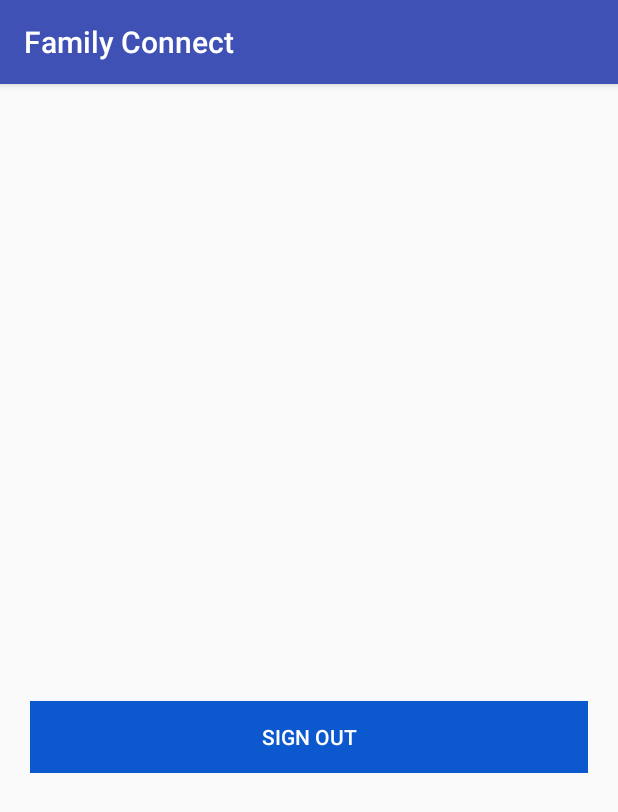
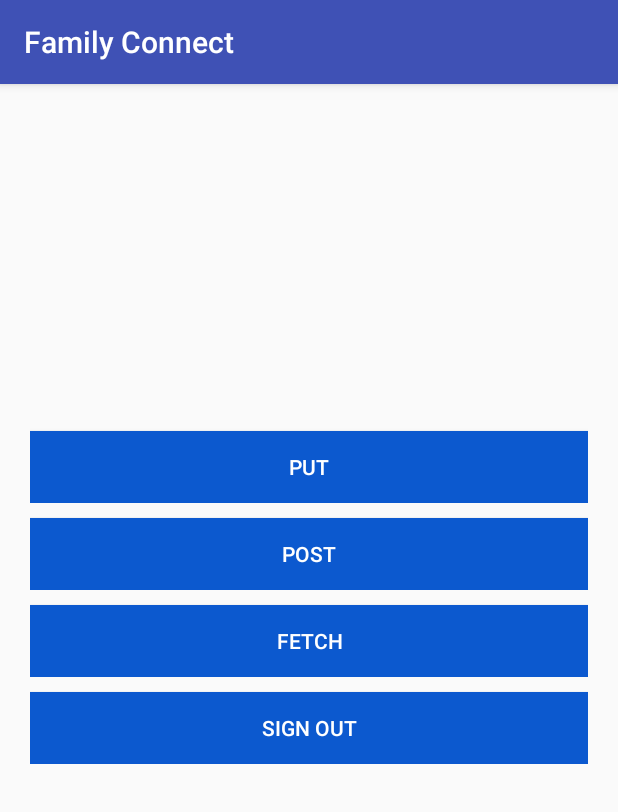
Before and after one commit to JHiggins26/FamilyConnectApp-1, an Android app: the UserMainArea screen opened directly, with no data from a screen before it, on a phone screen of 412 x 824 dp. Shown: the top 812 px of the screen. Run offline under Robolectric (Android 15) with nearby library versions, the phone set to English and light mode, and no system bars; our stand-ins replace Volley; libraries missing offline, so code that uses them is left out: com.android.volley; pictures from the network do not load.

Commit message:
Added Rest UI

```diff
--- a/app/build.gradle
+++ b/app/build.gradle
@@ -20,7 +20,7 @@ android {
 }
 
 dependencies {
-    compile fileTree(dir: 'libs', include: ['*.jar'])
+    compile fileTree(include: ['*.jar'], dir: 'libs')
     androidTestCompile('com.android.support.test.espresso:espresso-core:2.2.2', {
         exclude group: 'com.android.support', module: 'support-annotations'
     })
@@ -30,5 +30,7 @@ dependencies {
     compile 'com.google.android.gms:play-services-auth:9.8.0'
     compile 'com.github.bumptech.glide:glide:3.7.0'
     testCompile 'junit:junit:4.12'
+    compile 'com.google.code.gson:gson:2.8.2'
+    compile 'com.google.code.gson:gson-parent:2.8.2'
 }
 apply plugin: 'com.google.gms.google-services'
--- a/app/src/main/AndroidManifest.xml
+++ b/app/src/main/AndroidManifest.xml
@@ -1,6 +1,8 @@
 <?xml version="1.0" encoding="utf-8"?>
 <manifest xmlns:android="http://schemas.android.com/apk/res/android"
     package="familyconnect.familyconnect">
+
+    <uses-permission android:name="android.permission.INTERNET"></uses-permission>
 
     <application
         android:allowBackup="true"
--- a/app/src/main/java/familyconnect/familyconnect/Login.java
+++ b/app/src/main/java/familyconnect/familyconnect/Login.java
@@ -15,6 +15,9 @@ import com.google.android.gms.common.SignInButton;
 import com.google.android.gms.common.api.GoogleApiClient;
 
 
+/**
+ * The type Login.
+ */
 public class Login extends AppCompatActivity implements View.OnClickListener, GoogleApiClient.OnConnectionFailedListener {
 
     private GoogleApiClient mGoogleApiClient;
--- a/app/src/main/res/layout/activity_usermainarea.xml
+++ b/app/src/main/res/layout/activity_usermainarea.xml
@@ -52,7 +52,67 @@
         </LinearLayout>
 
 
+
+
     </LinearLayout>
+
+    <LinearLayout
+        android:layout_width="match_parent"
+        android:layout_height="wrap_content"
+        android:layout_marginLeft="20dp"
+        android:layout_marginRight="20dp"
+        android:orientation="horizontal">
+
+        <Button
+            android:id="@+id/put_button"
+            android:layout_width="match_parent"
+            android:layout_height="wrap_content"
+            android:layout_marginTop="120dp"
+            android:layout_marginLeft="0dp"
+            android:background="#0c59cf"
+            android:text="Put"
+            android:textColor="#ffffff" />
+
+    </LinearLayout>
+
+    <LinearLayout
+        android:layout_width="match_parent"
+        android:layout_height="wrap_content"
+        android:layout_marginLeft="20dp"
+        android:layout_marginRight="20dp"
+        android:orientation="horizontal">
+
+        <Button
+            android:id="@+id/post_button"
+            android:layout_width="match_parent"
+            android:layout_height="wrap_content"
+            android:layout_marginTop="10dp"
+            android:layout_marginLeft="0dp"
+            android:background="#0c59cf"
+            android:text="Post"
+            android:textColor="#ffffff" />
+
+    </LinearLayout>
+
+    <LinearLayout
+        android:layout_width="match_parent"
+        android:layout_height="wrap_content"
+        android:layout_marginLeft="20dp"
+        android:layout_marginRight="20dp"
+        android:orientation="horizontal">
+
+        <Button
+            android:id="@+id/fetch_button"
+            android:layout_width="match_parent"
+            android:layout_height="wrap_content"
+            android:layout_marginTop="10dp"
+            android:layout_marginLeft="0dp"
+            android:background="#0c59cf"
+            android:text="Fetch"
+            android:textColor="#ffffff" />
+
+    </LinearLayout>
+
 
     <LinearLayout
         android:layout_width="match_parent"
@@ -65,7 +125,7 @@
             android:id="@+id/sign_out_button"
             android:layout_width="match_parent"
             android:layout_height="wrap_content"
-            android:layout_marginTop="300dp"
+            android:layout_marginTop="10dp"
             android:layout_marginLeft="0dp"
             android:background="#0c59cf"
             android:text="Sign Out"
```
Also changed, not shown: app/src/main/java/familyconnect/familyconnect/UserMainArea.java (+227 -1 lines), app/src/main/java/familyconnect/familyconnect/json/FamilyConnectHttpResponse.java (added, +65 -0 lines).
